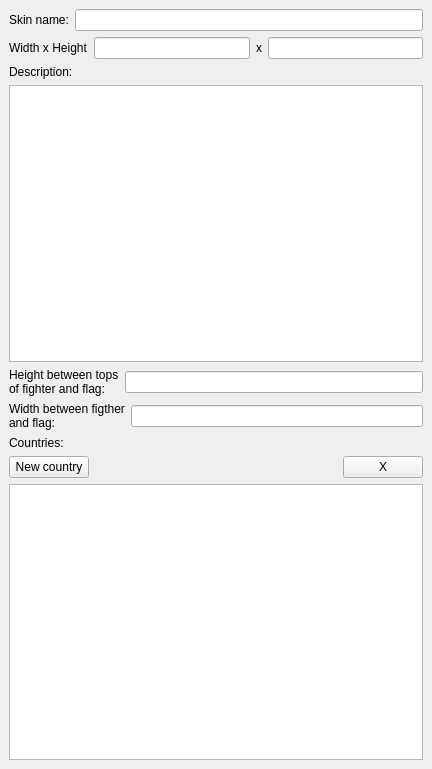
This is ksirkskineditor/ksirkskindefinition.ui in KDE/ksirk as Qt 5 draws it before an edit. The edited form follows.
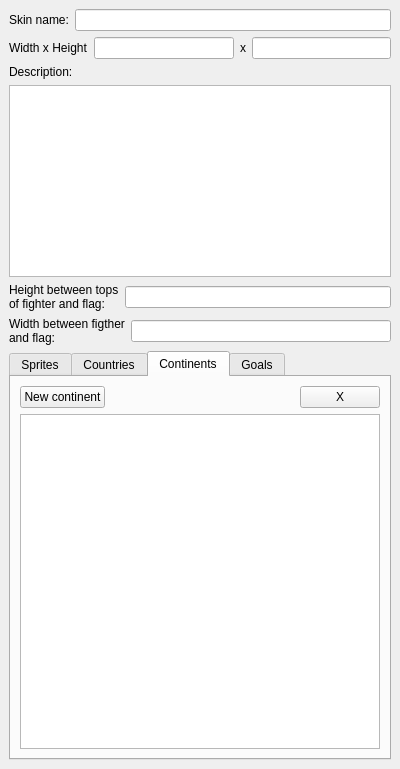
This is the edited form. The open tabs and pages were chosen to show the change. Custom widgets are drawn as their Qt base class.

Commit message: Completed the GUI; implementing handling of sprites sizes and continents

```diff
--- a/ksirkskineditor/ksirkskindefinition.ui
+++ b/ksirkskineditor/ksirkskindefinition.ui
@@ -5,7 +5,7 @@
    <rect>
     <x>0</x>
     <y>0</y>
-    <width>432</width>
+    <width>400</width>
     <height>769</height>
    </rect>
   </property>
@@ -13,7 +13,7 @@
    <string>Skin Definition</string>
   </property>
   <widget class="QWidget" name="dockWidgetContents" >
-   <layout class="QVBoxLayout" name="verticalLayout" >
+   <layout class="QVBoxLayout" name="verticalLayout_5" >
     <item>
      <layout class="QHBoxLayout" name="horizontalLayout_2" >
       <item>
@@ -60,7 +60,14 @@
      </widget>
     </item>
     <item>
-     <widget class="QTextEdit" name="descriptionTextEdit" />
+     <widget class="QTextEdit" name="descriptionTextEdit" >
+      <property name="sizePolicy" >
+       <sizepolicy vsizetype="Preferred" hsizetype="Expanding" >
+        <horstretch>0</horstretch>
+        <verstretch>0</verstretch>
+       </sizepolicy>
+      </property>
+     </widget>
     </item>
     <item>
      <layout class="QHBoxLayout" name="horizontalLayout_3" >
@@ -93,12 +100,30 @@
      </layout>
     </item>
     <item>
+     <widget class="KTabWidget" name="ktabwidget" >
+      <property name="currentIndex" >
+       <number>0</number>
+      </property>
+      <widget class="QWidget" name="tab_2" >
+       <attribute name="title" >
+        <string>Sprites</string>
+       </attribute>
+       <layout class="QVBoxLayout" name="verticalLayout_2" >
+        <item>
      <widget class="QLabel" name="label_7" >
       <property name="text" >
-       <string>Countries:</string>
+           <string>Edit the sprites definition
+in the right dock</string>
       </property>
      </widget>
     </item>
+       </layout>
+      </widget>
+      <widget class="QWidget" name="tab" >
+       <attribute name="title" >
+        <string>Countries</string>
+       </attribute>
+       <layout class="QVBoxLayout" name="verticalLayout" >
     <item>
      <layout class="QHBoxLayout" name="horizontalLayout_5" >
       <item>
@@ -135,6 +160,92 @@
     </item>
    </layout>
   </widget>
+      <widget class="QWidget" name="tab_3" >
+       <attribute name="title" >
+        <string>Continents</string>
+       </attribute>
+       <layout class="QVBoxLayout" name="verticalLayout_3" >
+        <item>
+         <layout class="QHBoxLayout" name="horizontalLayout_6" >
+          <item>
+           <widget class="KPushButton" name="newContinentButton" >
+            <property name="text" >
+             <string>New continent</string>
+            </property>
+           </widget>
+          </item>
+          <item>
+           <spacer name="horizontalSpacer" >
+            <property name="orientation" >
+             <enum>Qt::Horizontal</enum>
+            </property>
+            <property name="sizeHint" stdset="0" >
+             <size>
+              <width>148</width>
+              <height>20</height>
+             </size>
+            </property>
+           </spacer>
+          </item>
+          <item>
+           <widget class="KPushButton" name="deleteContinentButton" >
+            <property name="text" >
+             <string>X</string>
+            </property>
+           </widget>
+          </item>
+         </layout>
+        </item>
+        <item>
+         <widget class="QListWidget" name="continentslist" />
+        </item>
+       </layout>
+      </widget>
+      <widget class="QWidget" name="tab_4" >
+       <attribute name="title" >
+        <string>Goals</string>
+       </attribute>
+       <layout class="QVBoxLayout" name="verticalLayout_4" >
+        <item>
+         <layout class="QHBoxLayout" name="horizontalLayout_7" >
+          <item>
+           <widget class="KPushButton" name="newGoalButton" >
+            <property name="text" >
+             <string>New goal</string>
+            </property>
+           </widget>
+          </item>
+          <item>
+           <spacer name="horizontalSpacer" >
+            <property name="orientation" >
+             <enum>Qt::Horizontal</enum>
+            </property>
+            <property name="sizeHint" stdset="0" >
+             <size>
+              <width>148</width>
+              <height>20</height>
+             </size>
+            </property>
+           </spacer>
+          </item>
+          <item>
+           <widget class="KPushButton" name="deleteGoalButton" >
+            <property name="text" >
+             <string>X</string>
+            </property>
+           </widget>
+          </item>
+         </layout>
+        </item>
+        <item>
+         <widget class="QListWidget" name="goalslist" />
+        </item>
+       </layout>
+      </widget>
+     </widget>
+    </item>
+   </layout>
+  </widget>
  </widget>
  <customwidgets>
   <customwidget>
@@ -142,6 +253,12 @@
    <extends>QPushButton</extends>
    <header>kpushbutton.h</header>
   </customwidget>
+  <customwidget>
+   <class>KTabWidget</class>
+   <extends>QTabWidget</extends>
+   <header>ktabwidget.h</header>
+   <container>1</container>
+  </customwidget>
  </customwidgets>
  <resources/>
  <connections/>
```
Lines whose indentation alone changed are shown as unchanged. The commit also changes 14 other files.
